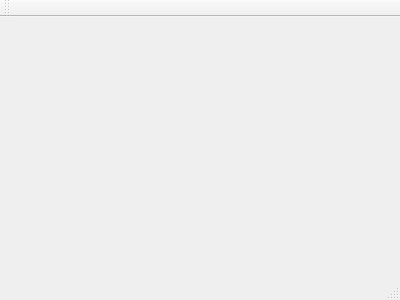
MartiHui/GSDAM_ResourceViewer, file mainwindow.ui: the form before one commit.
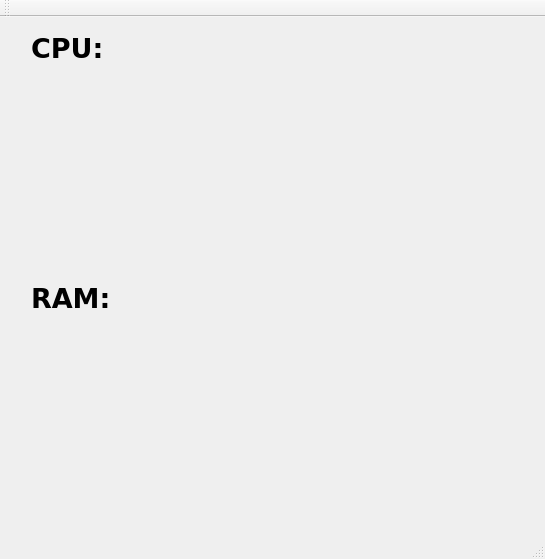
The form after the commit. Custom widgets are drawn as their Qt base class.

```diff
--- a/mainwindow.ui
+++ b/mainwindow.ui
@@ -1,24 +1,96 @@
 <ui version="4.0">
  <class>MainWindow</class>
- <widget class="QMainWindow" name="MainWindow" >
-  <property name="geometry" >
+ <widget class="QMainWindow" name="MainWindow">
+  <property name="geometry">
    <rect>
     <x>0</x>
     <y>0</y>
-    <width>400</width>
-    <height>300</height>
+    <width>545</width>
+    <height>559</height>
    </rect>
   </property>
   <property name="windowTitle" >
    <string>MainWindow</string>
   </property>
-  <widget class="QMenuBar" name="menuBar" />
-  <widget class="QToolBar" name="mainToolBar" />
-  <widget class="QWidget" name="centralWidget" />
-  <widget class="QStatusBar" name="statusBar" />
+  <widget class="QWidget" name="centralWidget">
+   <layout class="QGridLayout" name="gridLayout">
+    <item row="0" column="0">
+     <widget class="Timeplot" name="widget" native="true">
+      <widget class="QLabel" name="ramPercent">
+       <property name="geometry">
+        <rect>
+         <x>20</x>
+         <y>250</y>
+         <width>411</width>
+         <height>41</height>
+        </rect>
+       </property>
+       <property name="font">
+        <font>
+         <family>Verdana</family>
+         <pointsize>20</pointsize>
+         <weight>75</weight>
+         <bold>true</bold>
+        </font>
+       </property>
+       <property name="text">
+        <string>RAM: </string>
+       </property>
+      </widget>
+      <widget class="QLabel" name="cpuPercent">
+       <property name="geometry">
+        <rect>
+         <x>20</x>
+         <y>0</y>
+         <width>461</width>
+         <height>41</height>
+        </rect>
+       </property>
+       <property name="font">
+        <font>
+         <family>Verdana</family>
+         <pointsize>20</pointsize>
+         <weight>75</weight>
+         <bold>true</bold>
+        </font>
+       </property>
+       <property name="text">
+        <string>CPU: </string>
+       </property>
+      </widget>
+     </widget>
+    </item>
+   </layout>
+  </widget>
+  <widget class="QMenuBar" name="menuBar">
+   <property name="geometry">
+    <rect>
+     <x>0</x>
+     <y>0</y>
+     <width>545</width>
+     <height>21</height>
+    </rect>
+   </property>
+  </widget>
+  <widget class="QToolBar" name="mainToolBar">
+   <attribute name="toolBarArea">
+    <enum>TopToolBarArea</enum>
+   </attribute>
+   <attribute name="toolBarBreak">
+    <bool>false</bool>
+   </attribute>
+  </widget>
+  <widget class="QStatusBar" name="statusBar"/>
  </widget>
- <layoutDefault spacing="6" margin="11" />
- <pixmapfunction></pixmapfunction>
+ <layoutdefault spacing="6" margin="11"/>
+ <customwidgets>
+  <customwidget>
+   <class>Timeplot</class>
+   <extends>QWidget</extends>
+   <header>timeplot.h</header>
+   <container>1</container>
+  </customwidget>
+ </customwidgets>
  <resources/>
  <connections/>
 </ui>
```
Left out of the diff: 3 changed lines with no effect on the pictures.
